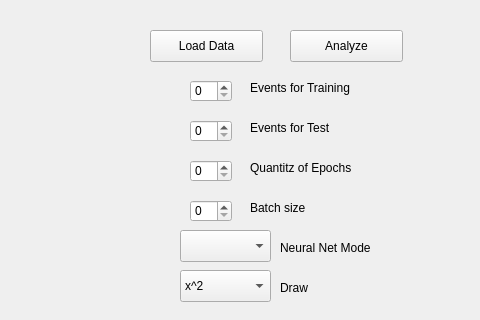
The window that Milestones/Milestone2/neuralgui/mainwindow.ui (jmpargana/PRG-Praktikum) describes before a commit, drawn with Qt 5; both pictures show x 320 to 800 and y 0 to 320 of the 800 by 600 pixel window.
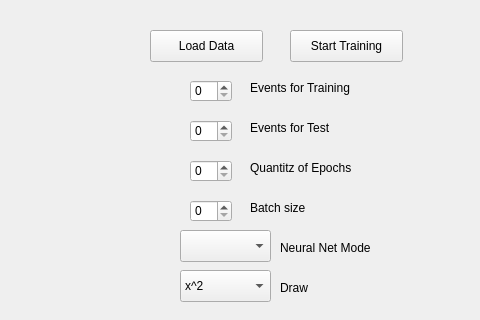
The same window after the commit. Custom widgets are drawn as their Qt base class.

Commit message:
Integrate controller with GUI, step 1/n
just some simple connection to show how thread safety will work (NN will be trained on separate thread to not freeze UI)
nothings actually working yet, but more pieces come together

Diff of the .ui file:
```diff
--- a/Milestones/Milestone2/neuralgui/mainwindow.ui
+++ b/Milestones/Milestone2/neuralgui/mainwindow.ui
@@ -37,7 +37,7 @@
      </rect>
     </property>
     <property name="text">
-     <string>Analyze</string>
+     <string>Start Training</string>
     </property>
    </widget>
    <widget class="QSpinBox" name="spinBox_events_for_Training">
```
Left out of the diff: 2 changed lines with no effect on the pictures. The commit also changes 5 other files.
